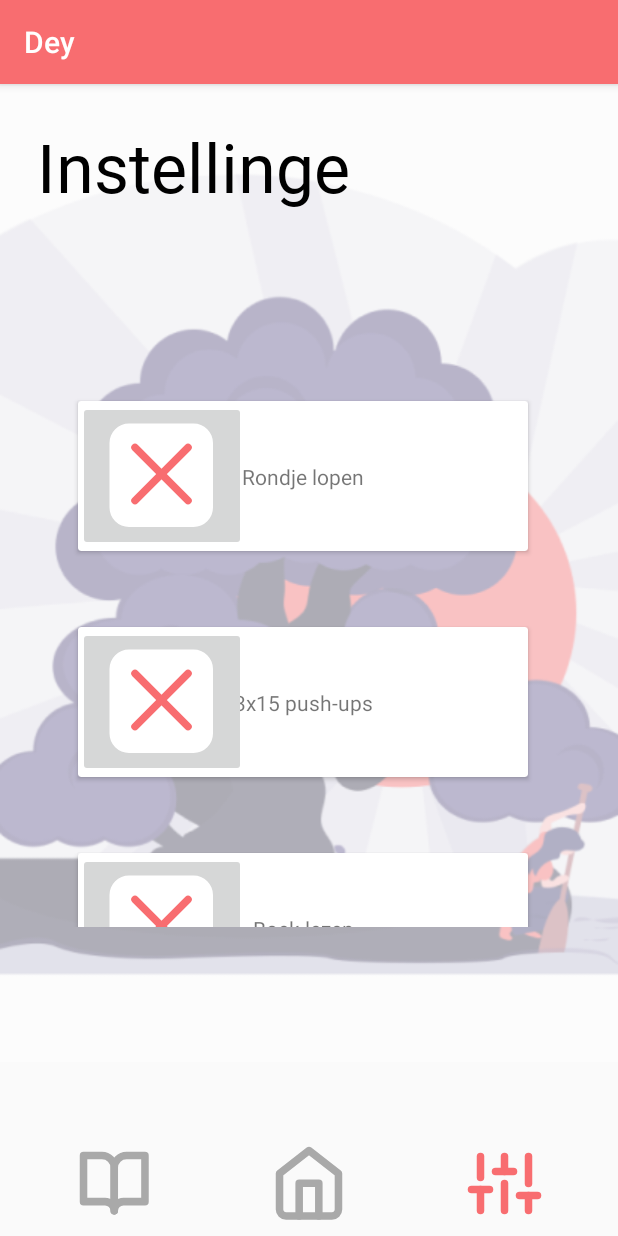
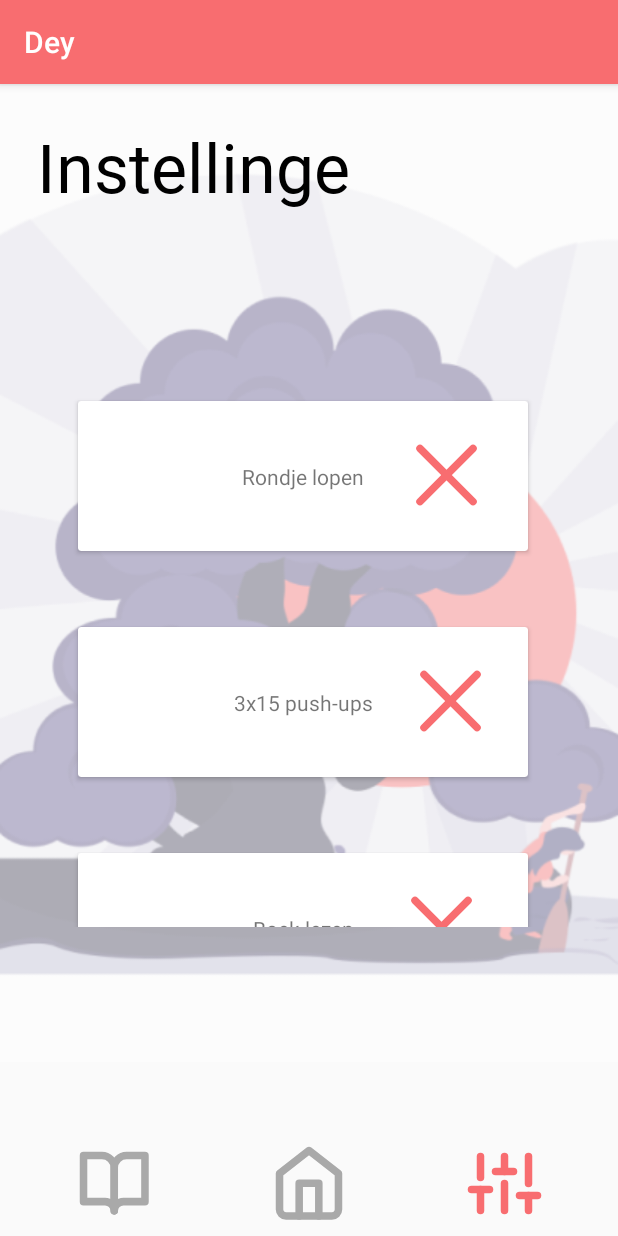
Before and after one commit to LukasSplinter/s1112597_s1114780_iiatimd_app, an Android app: the SettingsActivity screen opened directly, with no data from a screen before it, on a phone screen of 412 x 824 dp. Run offline under Robolectric (Android 15) with nearby library versions, the phone set to English and light mode, and no system bars; our stand-ins replace Room's generated code, Volley; network calls fail.

Commit message:
Kan nu iets uit de settings halen op het scherm

```diff
--- a/android_app/app/src/main/java/com/example/iiatimd_app_project/SettingRowAdapter.java
+++ b/android_app/app/src/main/java/com/example/iiatimd_app_project/SettingRowAdapter.java
@@ -1,28 +1,56 @@
 package com.example.iiatimd_app_project;
 
+import android.util.Log;
 import android.view.LayoutInflater;
 import android.view.View;
 import android.view.ViewGroup;
+import android.widget.ImageButton;
 import android.widget.TextView;
 
 import androidx.annotation.NonNull;
 import androidx.cardview.widget.CardView;
 import androidx.recyclerview.widget.RecyclerView;
 
+import java.util.ArrayList;
+
 public class SettingRowAdapter extends RecyclerView.Adapter<SettingRowAdapter.SettingRowViewHolder> {
 
-    private SettingRowEntry[] activities;
+    private ArrayList<SettingRowEntry> activities;
+    private onItemClickListener mListener;
 
-    public SettingRowAdapter(SettingRowEntry[] activities){
+    public interface onItemClickListener{
+        void onDeleteClick(int position);
+    }
+
+    public void setOnItemClickListener(onItemClickListener listener){
+        mListener = listener;
+        Log.d("listener", String.valueOf(mListener));
+    }
+
+    public SettingRowAdapter(ArrayList<SettingRowEntry> activities){
         this.activities = activities;
     }
 
     public static class SettingRowViewHolder extends RecyclerView.ViewHolder{
         public TextView textView;
+        public ImageButton deleteButton;
 
-        public SettingRowViewHolder(View v){
+        public SettingRowViewHolder(View v, final onItemClickListener listener){
             super(v);
             textView = v.findViewById(R.id.activity);
+            deleteButton = v.findViewById(R.id.deleteButton);
+            deleteButton.setOnClickListener(new View.OnClickListener() {
+                @Override
+                public void onClick(View v) {
+                    if (listener != null){
+                        int position = getAdapterPosition();
+                        if (position != RecyclerView.NO_POSITION){
+                            listener.onDeleteClick(position);
+                        }
+                    }
+                    Log.d("frickYou", String.valueOf(listener));
+                }
+            });
         }
     }
 
@@ -30,19 +58,20 @@ public class SettingRowAdapter extends RecyclerView.Adapter<SettingRowAdapter.Se
     @Override
     public SettingRowViewHolder onCreateViewHolder(@NonNull ViewGroup parent, int viewType) {
         View v = (CardView) LayoutInflater.from(parent.getContext()).inflate(R.layout.settings_row, parent, false);
-        SettingRowViewHolder settingRowViewHolder = new SettingRowViewHolder(v);
-        return settingRowViewHolder;
+        return new SettingRowViewHolder(v, mListener);
     }
 
     @Override
     public void onBindViewHolder(@NonNull SettingRowViewHolder holder, int position) {
-        holder.textView.setText(activities[position].getActivity());
+        holder.textView.setText(activities.get(position).getActivity());
     }
 
     @Override
     public int getItemCount() {
-        return activities.length;
+        return activities.size();
     }
 
 
+
+
 }
--- a/android_app/app/src/main/java/com/example/iiatimd_app_project/SettingsActivity.java
+++ b/android_app/app/src/main/java/com/example/iiatimd_app_project/SettingsActivity.java
@@ -1,8 +1,10 @@
 package com.example.iiatimd_app_project;
 
+import android.content.Context;
 import android.content.Intent;
 import android.os.Bundle;
 import android.util.Log;
+import android.view.MotionEvent;
 import android.view.View;
 import android.widget.ImageButton;
 import android.widget.LinearLayout;
@@ -16,18 +18,22 @@ import com.android.volley.Request;
 import com.android.volley.RequestQueue;
 import com.android.volley.Response;
 import com.android.volley.VolleyError;
+import com.android.volley.toolbox.JsonArrayRequest;
 import com.android.volley.toolbox.JsonObjectRequest;
 import com.android.volley.toolbox.StringRequest;
 import com.android.volley.toolbox.Volley;
 
+import org.json.JSONArray;
 import org.json.JSONException;
 import org.json.JSONObject;
 
+import java.util.ArrayList;
+
 public class SettingsActivity extends AppCompatActivity {
 
-    private RecyclerView recyclerView;
-    private RecyclerView.Adapter recyclerViewAdapter;
-    private RecyclerView.LayoutManager layoutManager;
+    private SettingRowAdapter mAdapter;
+
+    AppDatabase db;
 
     @Override
     protected void onCreate(Bundle savedInstanceState) {
@@ -38,7 +44,7 @@ public class SettingsActivity extends AppCompatActivity {
         final ImageButton homeButton = findViewById(R.id.homeButton);
 
         homeButton.setOnClickListener(new View.OnClickListener() {
-            @Override
+                @Override
             public void onClick(View v) {
                 Intent homeIntent = new Intent(v.getContext(), MainActivity.class);
                 startActivity(homeIntent);
@@ -53,49 +59,78 @@ public class SettingsActivity extends AppCompatActivity {
             }
         });
 
-        recyclerView = findViewById(R.id.recyclerView);
-        layoutManager = new LinearLayoutManager(this);
+
+        RecyclerView recyclerView = findViewById(R.id.recyclerView);
+        RecyclerView.LayoutManager layoutManager = new LinearLayoutManager(this);
         recyclerView.setLayoutManager(layoutManager);
         recyclerView.hasFixedSize();
 
-        final SettingRowEntry[] settingRowEntries = new SettingRowEntry[5];
-        settingRowEntries[0] = new SettingRowEntry("Rondje lopen", 1);
-        settingRowEntries[1] = new SettingRowEntry("3x15 push-ups", 2);
-        settingRowEntries[2] = new SettingRowEntry("Boek lezen", 3);
-        settingRowEntries[3] = new SettingRowEntry("Brief schrijven voor Opa", 4);
-        settingRowEntries[4] = new SettingRowEntry("Kamer schoon maken", 5);
 
-        JSONObject jsonObject = new JSONObject();
-        try {
-            for (int i =0; i < settingRowEntries.length; i++) {
-                jsonObject.put("activity", settingRowEntries[i].getActivity());
-                jsonObject.put("id", settingRowEntries[i].getUuid());
-            }
-        }catch (JSONException e){
-            e.printStackTrace();
-        }
+        final ArrayList<SettingRowEntry> settingRowEntries = new ArrayList<>();
 
-        RequestQueue queue = VolleySingleton.getInstance(this.getApplicationContext()).getRequestQueue();
-        JsonObjectRequest jsonObjectRequest = new JsonObjectRequest(Request.Method.POST, "https://10.0.2.2:8000/api/activiteiten/update", jsonObject,
-                new Response.Listener<JSONObject>() {
+
+
+        JsonArrayRequest jsonObjectRequest1 = new JsonArrayRequest(Request.Method.GET, "https://dey-iiatimd.herokuapp.com/api/activiteiten", null,
+                new Response.Listener<JSONArray>() {
                     @Override
-                    public void onResponse(JSONObject response) {
-                        Log.d("lukt", response.toString());
+                    public void onResponse(JSONArray response) {
+                            Log.d("Getlukt", response.toString());
+                            for (int i = 0; i<response.length(); i++){
+                                try {
+                                settingRowEntries.add(new SettingRowEntry((String) response.getJSONObject(i).get("activiteit_omschrijving"), (int) response.getJSONObject(i).get("activiteit_id")));
+                                } catch (JSONException e) {
+                                    e.printStackTrace();
+                                }
+                            }
+                        mAdapter.notifyDataSetChanged();
                     }
                 }, new Response.ErrorListener() {
             @Override
             public void onErrorResponse(VolleyError error) {
-                Log.d("lukt niet", error.getMessage());
+                Log.d("nope", error.getMessage() + "!");
+                settingRowEntries.add(new SettingRowEntry("Rondje lopen", 1)) ;
+                settingRowEntries.add (new SettingRowEntry("3x15 push-ups", 2));
+                settingRowEntries.add (new SettingRowEntry("Boek lezen", 3));
+                settingRowEntries.add ( new SettingRowEntry("Brief schrijven voor Opa", 4));
+                settingRowEntries.add (new SettingRowEntry("Kamer schoon maken", 5));
+                mAdapter.notifyDataSetChanged();
             }
         });
-        VolleySingleton.getInstance(this).addToRequestQueue(jsonObjectRequest);
+        VolleySingleton.getInstance(this).addToRequestQueue(jsonObjectRequest1);
 
-        recyclerViewAdapter = new SettingRowAdapter(settingRowEntries);
-        recyclerView.setAdapter(recyclerViewAdapter);
+        mAdapter = new SettingRowAdapter(settingRowEntries);
+        recyclerView.setAdapter(mAdapter);
+
+        mAdapter.setOnItemClickListener(new SettingRowAdapter.onItemClickListener() {
+            @Override
+            public void onDeleteClick(final int position) {
+                settingRowEntries.remove(position);
+                mAdapter.notifyDataSetChanged();
+                JsonArrayRequest jsonArrayRequestDelete = new JsonArrayRequest(Request.Method.GET, "https://dey-iiatimd.herokuapp.com/api/activiteiten/delete", null,
+                        new Response.Listener<JSONArray>() {
+                            @Override
+                            public void onResponse(JSONArray response) {
+                                Log.d("deleteWerkt", "We outa here");
+                                Log.d("wat", settingRowEntries.get(position).getActivity());
+                            }
+                        },
+                        new Response.ErrorListener() {
+                            @Override
+                            public void onErrorResponse(VolleyError error) {
+                                Log.d("deleteWerktNiet", "Stay a while and listen");
+                            }
+                        });
+                VolleySingleton.getInstance(getApplicationContext()).addToRequestQueue(jsonArrayRequestDelete);
+            }
+        });
+
+
+
+
 
 //        AppDatabase db = AppDatabase.getInstance(getApplicationContext());
 //
 //        new Thread(new InsertActivityTask(db, settingRowEntries[4])).start();
-//        //new Thread(new getActivitiesTask(db)).start();
+//        new Thread(new getActivitiesTask(db)).start();
     }
 }
--- a/android_app/app/src/main/res/layout/settings_row.xml
+++ b/android_app/app/src/main/res/layout/settings_row.xml
@@ -26,14 +26,14 @@
             app:layout_constraintTop_toTopOf="parent" />
 
         <ImageButton
-            android:id="@+id/imageButton"
-            android:layout_width="wrap_content"
-            android:layout_height="wrap_content"
+            android:id="@+id/deleteButton"
+            android:layout_width="54dp"
+            android:layout_height="55dp"
             app:layout_constraintBottom_toBottomOf="parent"
-            app:layout_constraintEnd_toStartOf="@+id/textView"
-            app:layout_constraintStart_toStartOf="parent"
+            app:layout_constraintEnd_toEndOf="parent"
+            app:layout_constraintStart_toEndOf="@+id/activity"
             app:layout_constraintTop_toTopOf="parent"
-            app:layout_constraintVertical_bias="1.0"
+            app:layout_constraintVertical_bias="0.511"
             app:srcCompat="@drawable/ic_cross" />
     </androidx.constraintlayout.widget.ConstraintLayout>
 
```
